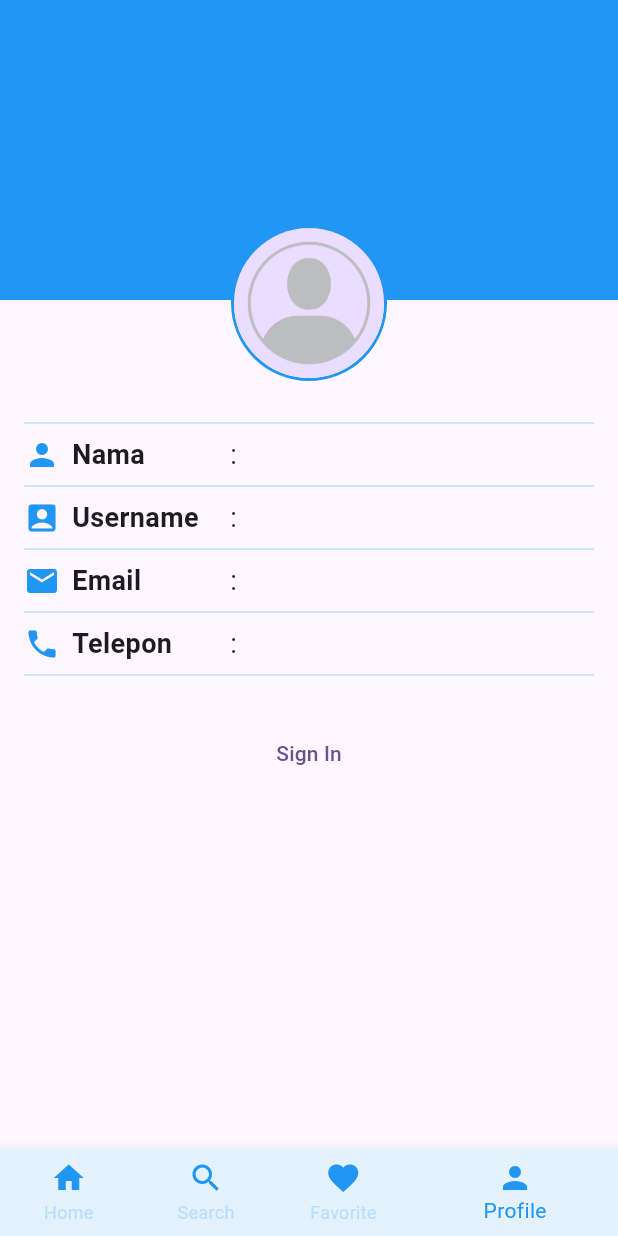
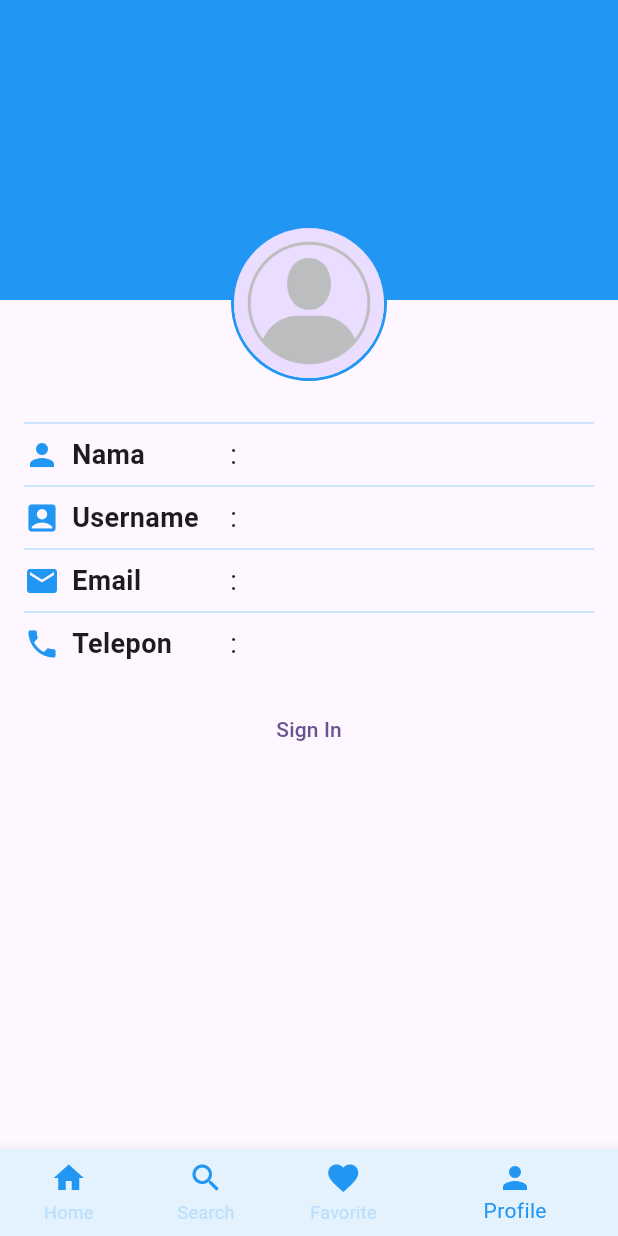
Before and after one commit to jodeyy/jualbeli_mobilbekas_k7, a Flutter app: the screen it shows after launch, item 4 of the bottom bar chosen, on a phone screen of 412 x 824 dp. Run offline on Flutter 3.47's test engine with Material 3 defaults, Android fonts, the phone set to English and light mode, and no system bars; our stand-ins replace cached_network_image, shared_preferences; missing offline and left inert: encrypt.

Commit message:
perbaikan pada profileScreen

```diff
--- a/lib/screens/profile_screen.dart
+++ b/lib/screens/profile_screen.dart
@@ -16,7 +16,6 @@ class _ProfileScreenState extends State<ProfileScreen> {
   String userName = '';
   String email = '';
   String phoneNumber = '';
-  int favoriteMobilCount = 0;
 
 
   // Fungsi untuk mendekripsi data dari SharedPreferences
@@ -36,7 +35,6 @@ class _ProfileScreenState extends State<ProfileScreen> {
         userName = encrypter.decrypt64(prefs.getString('username') ?? '', iv: iv);
         email = encrypter.decrypt64(prefs.getString('email') ?? '', iv: iv);
         phoneNumber = encrypter.decrypt64(prefs.getString('notelpon') ?? '', iv: iv);
-        favoriteMobilCount = int.tryParse(encrypter.decrypt64(prefs.getString('favoriteMobilCount') ?? '0', iv: iv)) ?? 0;
         isSignedIn = fullName.isNotEmpty && userName.isNotEmpty;
       });
     } else {
@@ -118,7 +116,6 @@ class _ProfileScreenState extends State<ProfileScreen> {
                 _buildProfileRow('Email', email, Icons.email, isSignedIn),
                 Divider(color: Colors.blue[100]),
                 _buildProfileRow('Telepon', phoneNumber, Icons.phone, isSignedIn),
-                Divider(color: Colors.blue[100],),
                 const SizedBox(height: 20),
                 // Tombol Sign In/Out
                 isSignedIn
```
